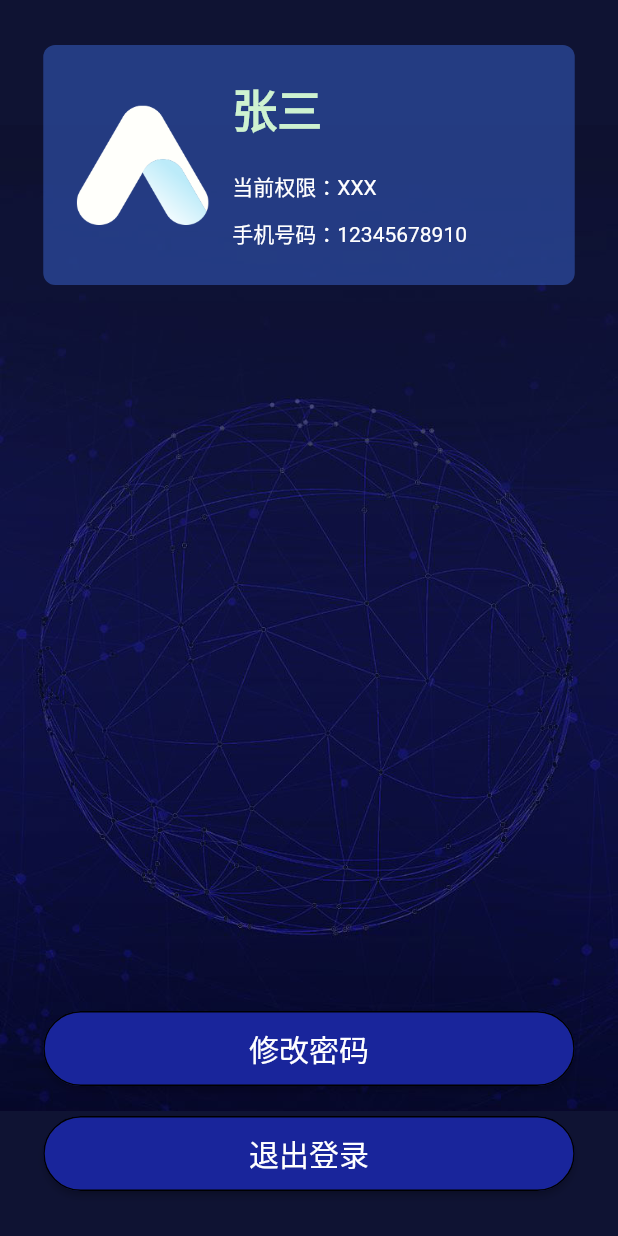
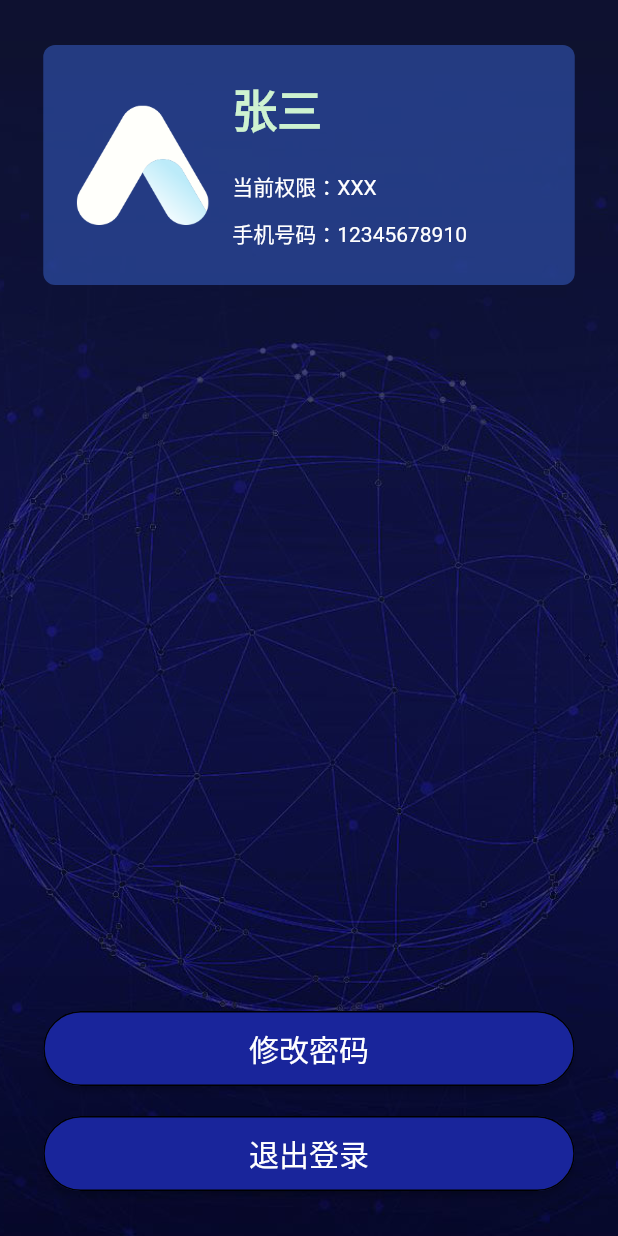
Before and after one commit to JunevaYang/FlutterTest, a Flutter app: the MyInfoPage screen opened directly, on a phone screen of 412 x 824 dp. Run offline on Flutter 3.47's test engine with Material 2 defaults, Android fonts, the phone set to English and light mode, and no system bars; our stand-ins replace dio, fluttertoast.

```diff
--- a/toolmanager/lib/pages/MyInfoPage.dart
+++ b/toolmanager/lib/pages/MyInfoPage.dart
@@ -25,7 +25,9 @@ class MyInfoPageState extends State<MyInfoPage> {
           height: MediaQuery.of(context).size.height,
           decoration: new BoxDecoration(
               image: new DecorationImage(
-                  image: AssetImage('images/myinfobg.jpg'))),
+                  image: AssetImage('images/myinfobg.jpg'),
+                  fit: BoxFit.cover
+              )),
           child: new Column(
             children: <Widget>[
               new SizedBox(
```
